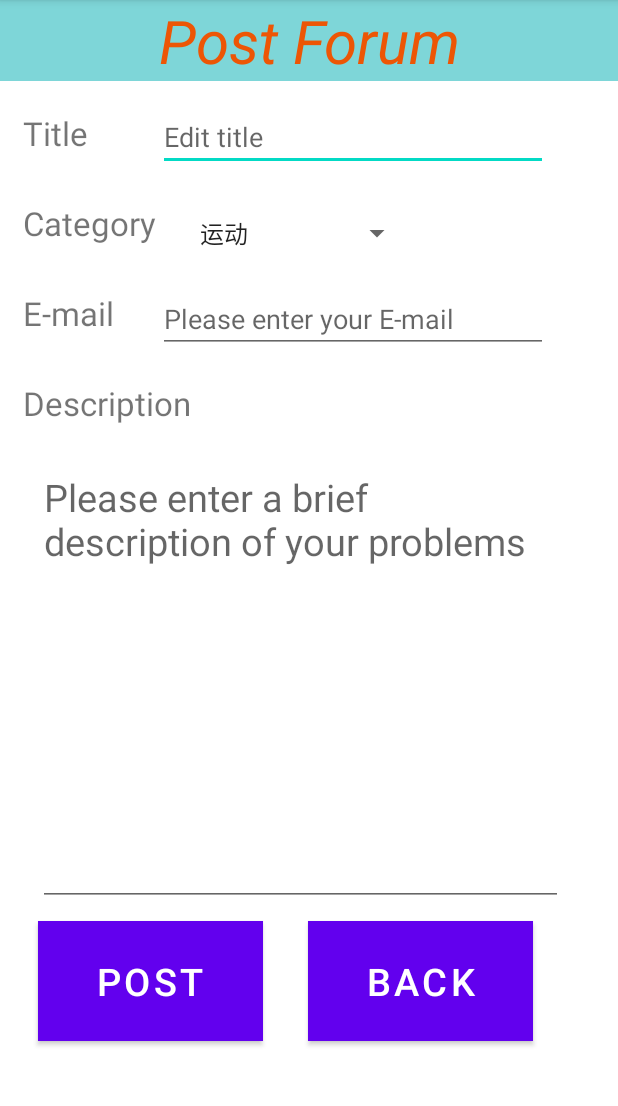
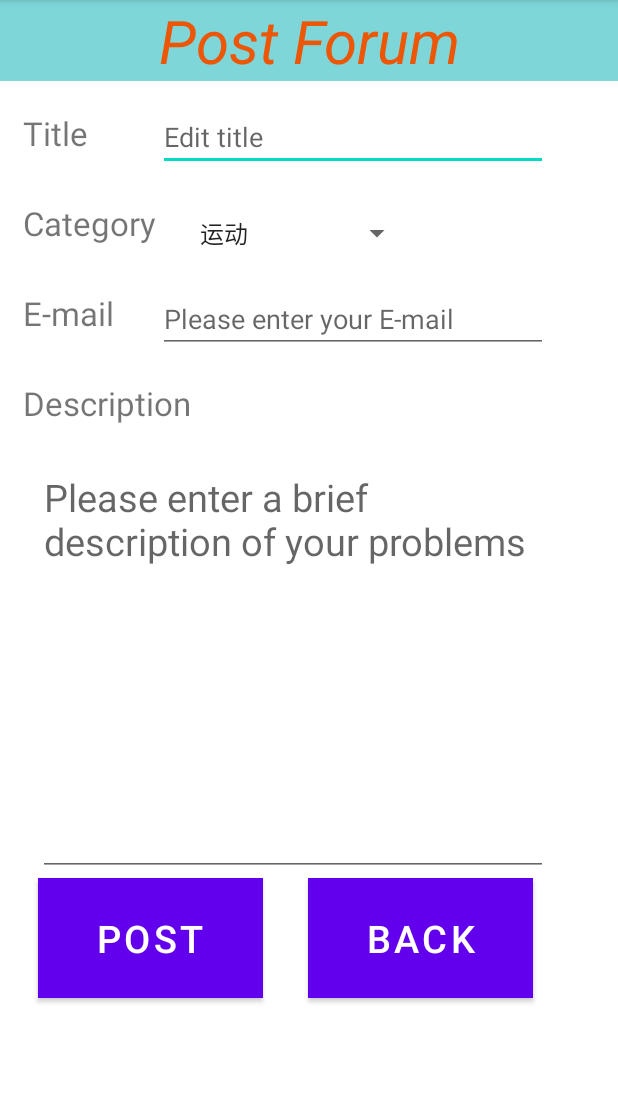
Before and after one commit to Michael0215/9323SaaSProj, an Android app: the AddCommodityActivity screen opened directly, with no data from a screen before it, on a phone screen of 412 x 824 dp, the part 84-1190 px from its top. Run offline under Robolectric (Android 15) with nearby library versions, the phone set to English and light mode, and no system bars; our stand-ins replace Firebase (no records; nobody signed in at launch, a user with empty details on screens opened directly).

```diff
--- a/app/src/main/java/com/example/comp9323_saasproj/MainActivity.java
+++ b/app/src/main/java/com/example/comp9323_saasproj/MainActivity.java
@@ -114,6 +114,7 @@ public class MainActivity extends AppCompatActivity{
 //                                        Log.d(TAG, document.getId() + " => " + document.getData());
                                     }
                                     adapter.setData(allCommodities);
+
                                     lvAllCommodity.setAdapter(adapter);
 //                                    System.out.println("sssssssssss: "+ allCommodities);
                                 } else {
--- a/app/src/main/res/layout/activity_add_commodity.xml
+++ b/app/src/main/res/layout/activity_add_commodity.xml
@@ -116,14 +116,14 @@
 
     <EditText
         android:id="@+id/et_description"
-        android:layout_width="350dp"
-        android:layout_height="300dp"
+        android:layout_width="340dp"
+        android:layout_height="280dp"
         android:layout_below="@+id/tv_description"
         android:layout_marginStart="25dp"
         android:layout_marginTop="10dp"
+        android:gravity="top|start"
         android:hint="Please enter a brief description of your problems"
         android:textColor="@color/teal_700"
-        android:gravity="top|start"
 
         android:textSize="25sp"
         tools:ignore="RtlCompat" />
@@ -134,7 +134,7 @@
         android:layout_height="80dp"
         android:layout_below="@+id/tv_description"
         android:layout_marginStart="25dp"
-        android:layout_marginTop="320dp"
+        android:layout_marginTop="291dp"
         android:layout_marginEnd="10dp"
         android:background="@drawable/icon"
         android:text="Post"
@@ -146,7 +146,7 @@
         android:layout_height="80dp"
         android:layout_below="@+id/tv_description"
         android:layout_marginStart="205dp"
-        android:layout_marginTop="320dp"
+        android:layout_marginTop="291dp"
         android:layout_marginEnd="10dp"
         android:background="@drawable/icon"
         android:text="Back"
```
